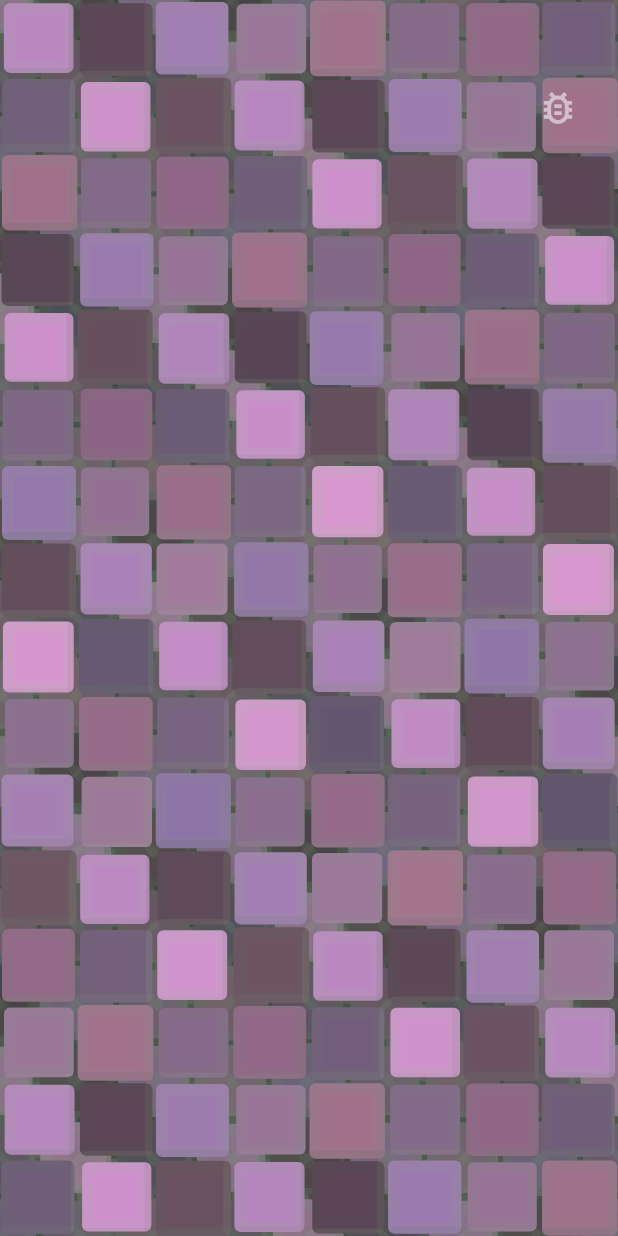
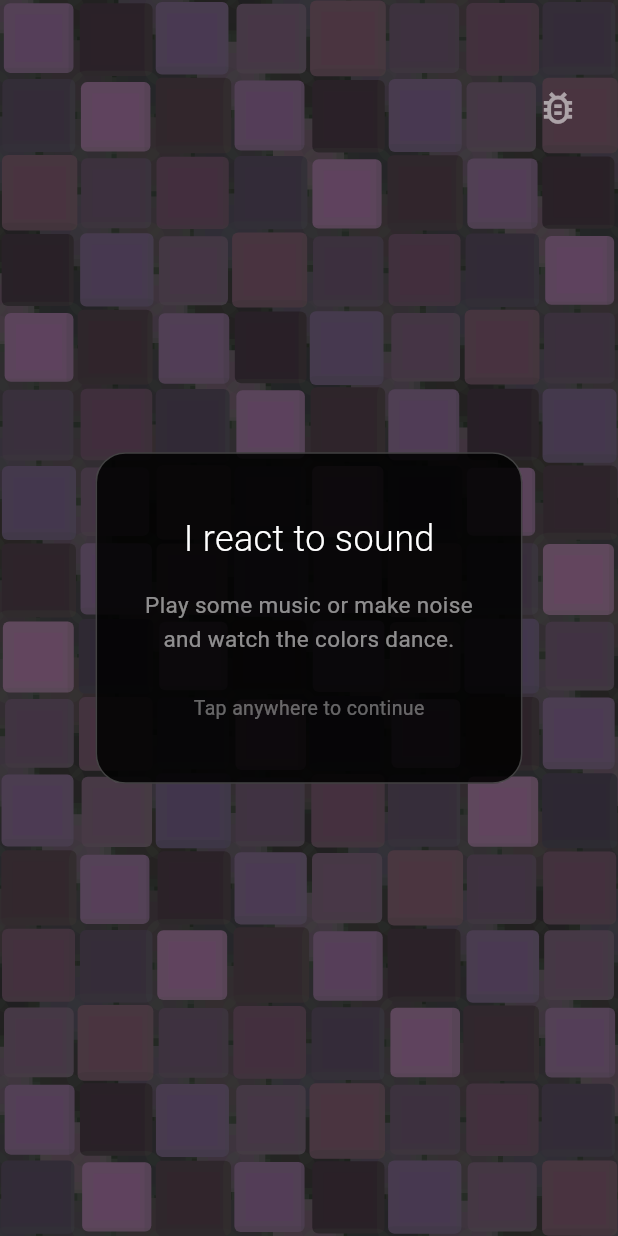
Before and after one commit to benjamin-asdf/reflector, a Flutter app: the screen it shows after launch, on a phone screen of 412 x 824 dp. Run offline on Flutter 3.47's test engine with Material 3 defaults, Android fonts, the phone set to English and light mode, and no system bars; our stand-ins replace permission_handler, sensors_plus, shared_preferences, wakelock_plus.

Commit message:
Add first-launch intro modal before requesting mic permission
Shows a dismissable overlay explaining the app reacts to sound.
Mic initialization is deferred until the modal is tapped away,
so the OS permission prompt appears after the user understands why.

Co-Authored-By: Claude Opus 4.6 (1M context) <noreply@anthropic.com>

```diff
--- a/lib/main.dart
+++ b/lib/main.dart
@@ -7,6 +7,7 @@ import 'package:flutter/scheduler.dart';
 import 'package:flutter_audio_capture/flutter_audio_capture.dart';
 import 'package:permission_handler/permission_handler.dart';
 import 'package:sensors_plus/sensors_plus.dart';
+import 'package:shared_preferences/shared_preferences.dart';
 import 'package:wakelock_plus/wakelock_plus.dart';
 
 void main() {
@@ -266,6 +267,9 @@ class _AccelerometerColorScreenState extends State<AccelerometerColorScreen>
   bool _noveltyPatternActive = false;
   double _noveltyPatternPhase = 0;
   int _noveltyPattern = 0;
+
+  // Intro modal
+  bool _showIntroModal = false;
 
   // Debug
   bool _showDebug = false;
@@ -349,7 +353,7 @@ class _AccelerometerColorScreenState extends State<AccelerometerColorScreen>
       _z += (event.z - _z) * _smoothing;
     });
 
-    _startMic();
+    _checkIntroAndStartMic();
 
     // Tick loop for wave propagation
     _ticker = createTicker(_onTick)..start();
@@ -493,6 +497,23 @@ class _AccelerometerColorScreenState extends State<AccelerometerColorScreen>
         }
       }
     }
+  }
+
+  Future<void> _checkIntroAndStartMic() async {
+    final prefs = await SharedPreferences.getInstance();
+    final hasSeenIntro = prefs.getBool('hasSeenIntro') ?? false;
+    if (!hasSeenIntro) {
+      setState(() => _showIntroModal = true);
+    } else {
+      _startMic();
+    }
+  }
+
+  Future<void> _dismissIntro() async {
+    final prefs = await SharedPreferences.getInstance();
+    await prefs.setBool('hasSeenIntro', true);
+    setState(() => _showIntroModal = false);
+    _startMic();
   }
 
   String _micStatus = 'init';
@@ -1456,6 +1477,55 @@ class _AccelerometerColorScreenState extends State<AccelerometerColorScreen>
               },
             ),
           ),
+          if (_showIntroModal)
+            GestureDetector(
+              onTap: _dismissIntro,
+              child: Container(
+                color: Colors.black54,
+                child: Center(
+                  child: Container(
+                    margin: const EdgeInsets.symmetric(horizontal: 40),
+                    padding: const EdgeInsets.symmetric(horizontal: 32, vertical: 40),
+                    decoration: BoxDecoration(
+                      color: Colors.black87,
+                      borderRadius: BorderRadius.circular(20),
+                      border: Border.all(color: Colors.white24),
+                    ),
+                    child: const Column(
+                      mainAxisSize: MainAxisSize.min,
+                      children: [
+                        Text(
+                          'I react to sound',
+                          style: TextStyle(
+                            color: Colors.white,
+                            fontSize: 24,
+                            fontWeight: FontWeight.w300,
+                          ),
+                        ),
+                        SizedBox(height: 16),
+                        Text(
+                          'Play some music or make noise\nand watch the colors dance.',
+                          textAlign: TextAlign.center,
+                          style: TextStyle(
+                            color: Colors.white54,
+                            fontSize: 15,
+                            height: 1.5,
+                          ),
+                        ),
+                        SizedBox(height: 24),
+                        Text(
+                          'Tap anywhere to continue',
+                          style: TextStyle(
+                            color: Colors.white38,
+                            fontSize: 13,
+                          ),
+                        ),
+                      ],
+                    ),
+                  ),
+                ),
+              ),
+            ),
           if (_showDebug)
             Positioned(
               left: 12,
--- a/pubspec.yaml
+++ b/pubspec.yaml
@@ -39,6 +39,7 @@ dependencies:
   flutter_audio_capture:
     path: flutter_audio_capture_local
   wakelock_plus: ^1.4.0
+  shared_preferences: ^2.5.0
 
 dev_dependencies:
   flutter_test:
```
Also changed, not shown: pubspec.lock.
